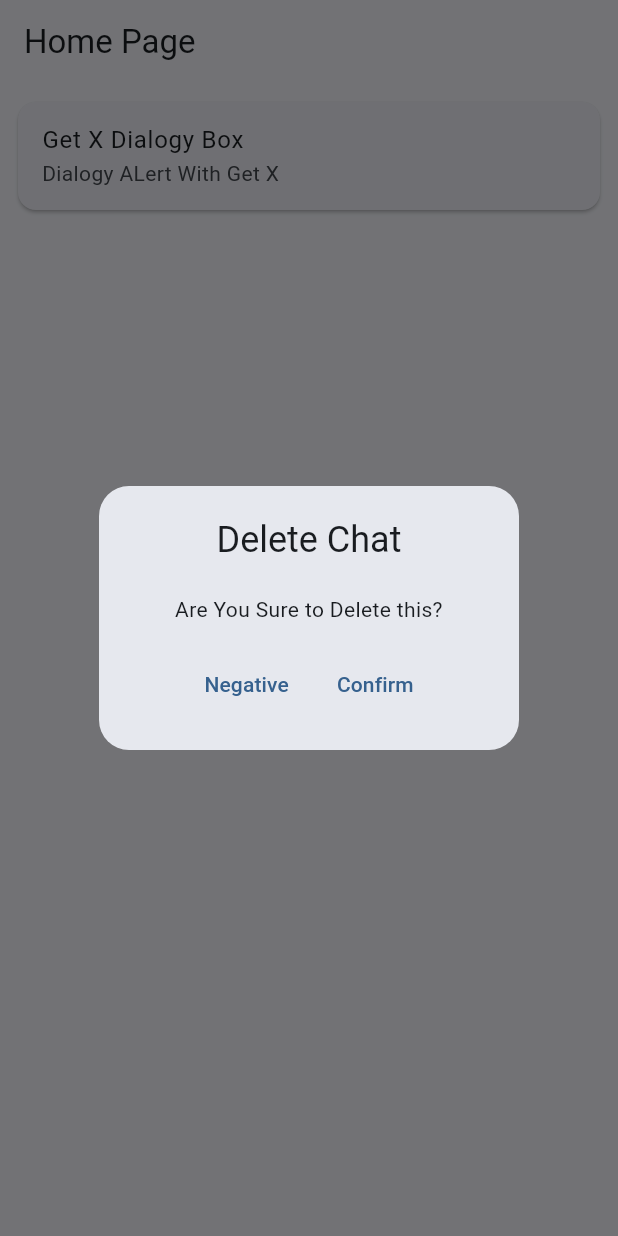
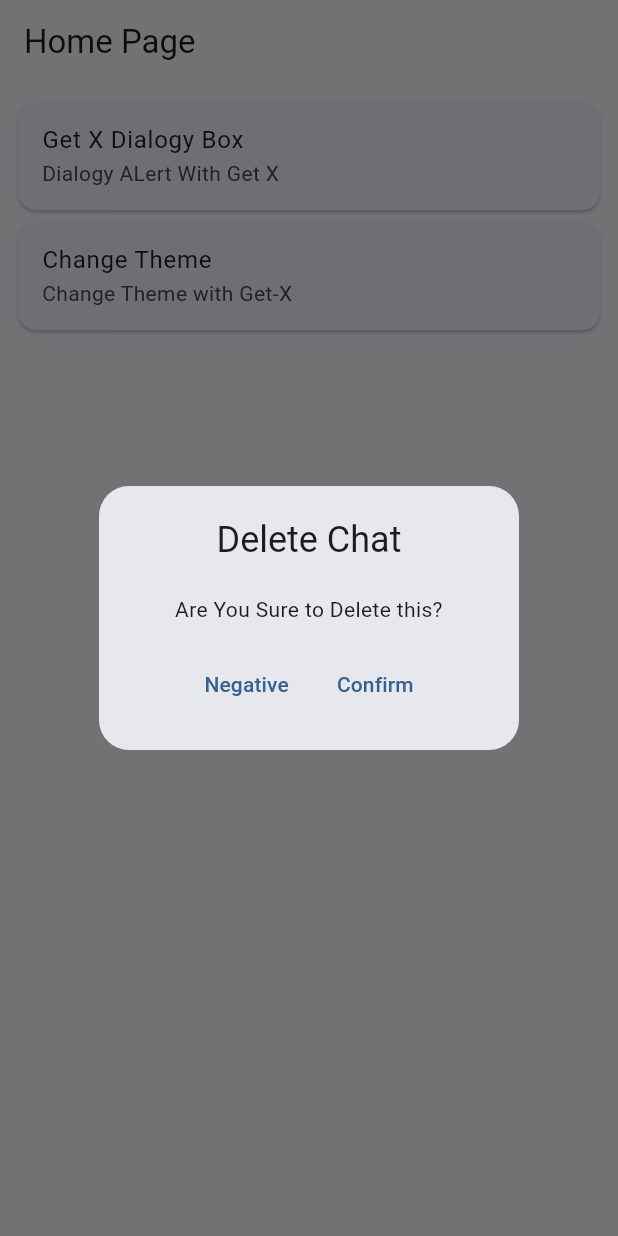
Before and after one commit to thezuraiz/Flutter-Get-X-Tutorial, a Flutter app: the screen it shows after launch, after a tap on "Get X Dialogy Box", on a phone screen of 412 x 824 dp. Run offline on Flutter 3.47's test engine with Material 3 defaults, Android fonts, the phone set to English and light mode, and no system bars; our stand-ins replace get.

Commit message:
Get-X Theme Change

```diff
--- a/lib/screens/homepage.dart
+++ b/lib/screens/homepage.dart
@@ -18,7 +18,9 @@ class _HomePageState extends State<HomePage> {
       ),
       body: Padding(
         padding: const EdgeInsets.all(8.0),
-        child: Card(
+        child: Column(
+          children: [
+            Card(
               child: ListTile(
                 title: const Text("Get X Dialogy Box"),
                 subtitle: const Text("Dialogy ALert With Get X"),
@@ -45,12 +47,49 @@ class _HomePageState extends State<HomePage> {
                       // textConfirm: "Yes",
 
                       // For custom buttons
-                confirm: TextButton(child: const Text("Confirm"),onPressed: (){},),
-                cancel: TextButton(onPressed: (){}, child: const Text("Negative"))
-
-              );
+                      confirm: TextButton(
+                        child: const Text("Confirm"),
+                        onPressed: () {},
+                      ),
+                      cancel: TextButton(
+                          onPressed: () => Get.back(),
+                          child: const Text("Negative")));
                 },
               ),
+            ),
+            Card(
+              child: ListTile(
+                title: const Text("Change Theme"),
+                subtitle: const Text("Change Theme with Get-X"),
+                onTap: () {
+                  Get.bottomSheet(Container(
+                    decoration: BoxDecoration(
+                      borderRadius: BorderRadius.circular(20),
+                      color: Colors.blue.shade100,
+                    ),
+                    padding: const EdgeInsets.all(20),
+                    child: Column(
+                      mainAxisSize: MainAxisSize.min,
+                      children: [
+                        ListTile(
+                          leading: Icon(Icons.light_mode_outlined),
+                          title: const Text("Light Mode"),
+                          onTap: (){
+                            Get.changeTheme(ThemeData.light());
+                          },
+                        ),
+                        ListTile(
+                          leading: Icon(Icons.dark_mode_outlined),
+                          title: const Text("Dark Mode"),
+                          onTap: () => Get.changeTheme(ThemeData.dark()),
+                        ),
+                      ],
+                    ),
+                  ));
+                },
+              ),
+            )
+          ],
         ),
       ),
     );
```
Lines whose indentation alone changed are shown as unchanged.
